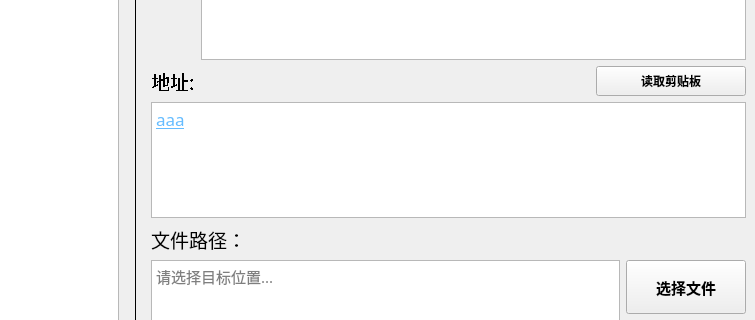
Before: the Qt Designer form sources/toolkit.ui in Pillowe582/toolkit, drawn with Qt 5; both pictures show x 187 to 942 and y 123 to 443 of the 942 by 635 pixel window.
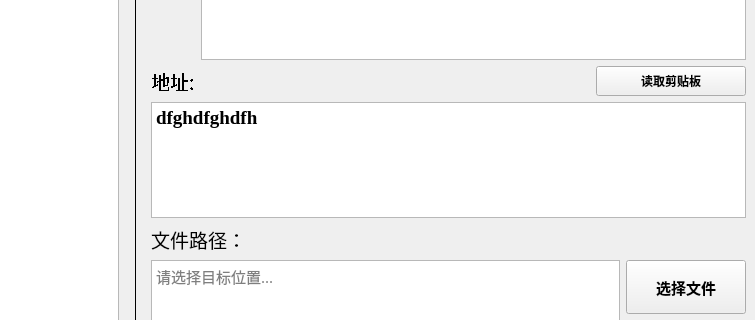
After: the same form once the commit is applied. Icons and pictures are not drawn.

Commit message: 可以粘贴链接了

Diff of the .ui file:
```diff
--- a/sources/toolkit.ui
+++ b/sources/toolkit.ui
@@ -711,8 +711,9 @@
           </property>
           <property name="font">
            <font>
-            <family>Eras Demi ITC</family>
-            <pointsize>11</pointsize>
+            <family>Times New Roman</family>
+            <pointsize>14</pointsize>
+            <bold>true</bold>
             <stylestrategy>PreferAntialias</stylestrategy>
            </font>
           </property>
@@ -735,8 +736,8 @@
 hr { height: 1px; border-width: 0; }
 li.unchecked::marker { content: &quot;\2610&quot;; }
 li.checked::marker { content: &quot;\2612&quot;; }
-&lt;/style&gt;&lt;/head&gt;&lt;body style=&quot; font-family:'Eras Demi ITC'; font-size:11pt; font-weight:400; font-style:normal;&quot;&gt;
-&lt;p style=&quot; margin-top:0px; margin-bottom:0px; margin-left:0px; margin-right:0px; -qt-block-indent:0; text-indent:0px;&quot;&gt;&lt;a href=&quot;www.baidu.com&quot;&gt;&lt;span style=&quot; font-size:13pt; text-decoration: underline; color:#65bcff;&quot;&gt;aaa&lt;/span&gt;&lt;/a&gt;&lt;/p&gt;&lt;/body&gt;&lt;/html&gt;</string>
+&lt;/style&gt;&lt;/head&gt;&lt;body style=&quot; font-family:'Times New Roman'; font-size:14pt; font-weight:700; font-style:normal;&quot;&gt;
+&lt;p style=&quot; margin-top:0px; margin-bottom:0px; margin-left:0px; margin-right:0px; -qt-block-indent:0; text-indent:0px;&quot;&gt;dfghdfghdfh&lt;/p&gt;&lt;/body&gt;&lt;/html&gt;</string>
           </property>
           <property name="overwriteMode">
            <bool>false</bool>
```
The commit also changes 2 other files.
